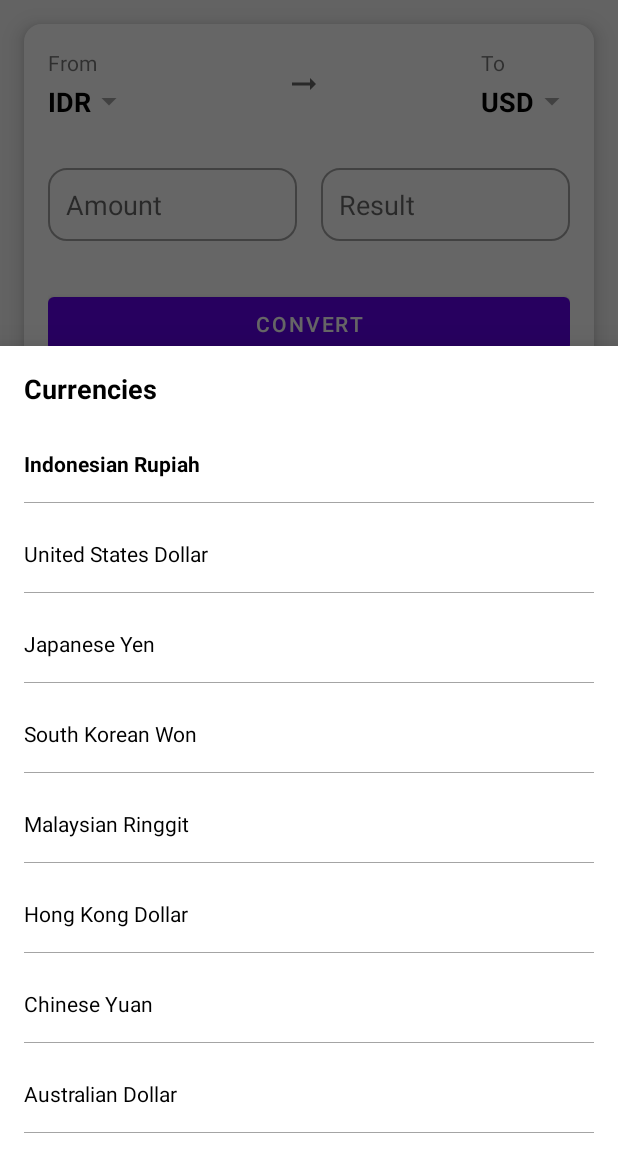
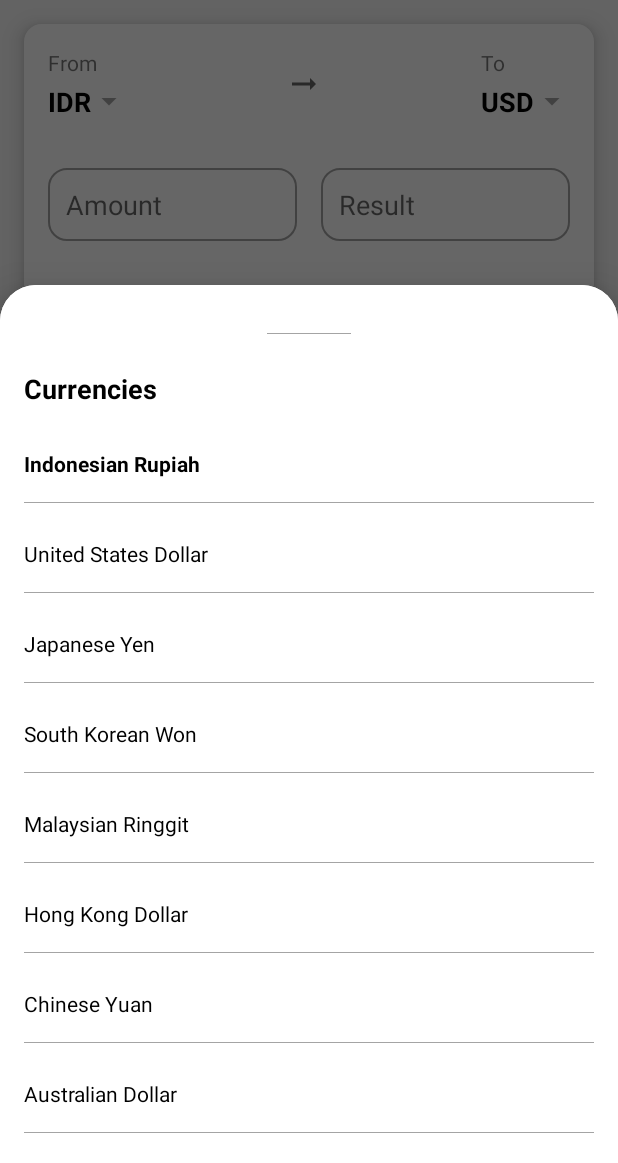
Before and after one commit to jonathandarwin/kotlin-currency, an Android app: the screen it shows after launch (MainActivity), after a tap on "IDR", on a phone screen of 412 x 824 dp, the part 73-1236 px from its top. Run offline under Robolectric (Android 15) with nearby library versions, the phone set to English and light mode, and no system bars; our stand-ins replace Dagger/Hilt's generated code, Room's generated code, data binding.

Commit message:
fixing bottom sheet styling

```diff
--- a/app/src/main/java/com/jonathandarwin/currency/base/BaseFragment.kt
+++ b/app/src/main/java/com/jonathandarwin/currency/base/BaseFragment.kt
@@ -13,6 +13,7 @@ import androidx.lifecycle.Observer
 import androidx.navigation.NavDirections
 import androidx.navigation.fragment.findNavController
 import com.google.android.material.bottomsheet.BottomSheetDialog
+import com.jonathandarwin.currency.R
 import com.jonathandarwin.currency.databinding.ErrorBottomSheetBinding
 import com.jonathandarwin.currency.databinding.LoadingBinding
 
@@ -59,7 +60,7 @@ abstract class BaseFragment<VM : BaseViewModel, Binding : ViewDataBinding> : Fra
         errorDialog.tvTitle.text = "Error"
         errorDialog.tvDescription.text = message
 
-        val dialog = BottomSheetDialog(requireContext())
+        val dialog = BottomSheetDialog(requireContext(), R.style.BottomSheetDialogTheme)
         dialog.setContentView(errorDialog.root)
         dialog.show()
     }
--- a/app/src/main/java/com/jonathandarwin/currency/base/dialog/ListBottomSheetDialog.kt
+++ b/app/src/main/java/com/jonathandarwin/currency/base/dialog/ListBottomSheetDialog.kt
@@ -4,6 +4,7 @@ import android.content.Context
 import android.view.LayoutInflater
 import androidx.recyclerview.widget.LinearLayoutManager
 import com.google.android.material.bottomsheet.BottomSheetDialog
+import com.jonathandarwin.currency.R
 import com.jonathandarwin.currency.databinding.ListBottomSheetBinding
 
 /**
@@ -47,7 +48,7 @@ class ListBottomSheetDialog {
         context?.let {
             listAdapter = ListBottomSheetAdapter()
 
-            val dialog  = BottomSheetDialog(it)
+            val dialog  = BottomSheetDialog(it, R.style.BottomSheetDialogTheme)
             val binding = ListBottomSheetBinding.inflate(LayoutInflater.from(it), null, false)
             binding.recyclerView.apply {
                 layoutManager = LinearLayoutManager(it)
--- a/app/src/main/res/layout/error_bottom_sheet.xml
+++ b/app/src/main/res/layout/error_bottom_sheet.xml
@@ -14,6 +14,16 @@
         android:padding="16dp"
         >
 
+        <View
+            android:id="@+id/divider"
+            style="@style/HorizontalDivider"
+            android:layout_width="56dp"
+            android:layout_marginTop="16dp"
+            app:layout_constraintLeft_toLeftOf="parent"
+            app:layout_constraintRight_toRightOf="parent"
+            app:layout_constraintTop_toTopOf="parent"
+            />
+
         <TextView
             android:id="@+id/tvTitle"
             android:layout_width="0dp"
@@ -22,9 +32,10 @@
             android:textStyle="bold"
             android:textColor="@color/black"
             android:textSize="18sp"
+            android:layout_marginTop="24dp"
             app:layout_constraintLeft_toLeftOf="parent"
             app:layout_constraintRight_toRightOf="parent"
-            app:layout_constraintTop_toTopOf="parent"
+            app:layout_constraintTop_toBottomOf="@id/divider"
             />
 
         <TextView
@@ -32,10 +43,12 @@
             android:layout_width="0dp"
             android:layout_height="wrap_content"
             android:layout_marginTop="16dp"
+            android:layout_marginBottom="16dp"
             tools:text="Please try again."
             app:layout_constraintLeft_toLeftOf="@id/tvTitle"
             app:layout_constraintRight_toRightOf="@id/tvTitle"
             app:layout_constraintTop_toBottomOf="@id/tvTitle"
+            app:layout_constraintBottom_toBottomOf="parent"
             />
 
     </androidx.constraintlayout.widget.ConstraintLayout>
--- a/app/src/main/res/layout/list_bottom_sheet.xml
+++ b/app/src/main/res/layout/list_bottom_sheet.xml
@@ -14,17 +14,28 @@
         android:padding="16dp"
         >
 
+        <View
+            android:id="@+id/divider"
+            style="@style/HorizontalDivider"
+            android:layout_width="56dp"
+            android:layout_marginTop="16dp"
+            app:layout_constraintLeft_toLeftOf="parent"
+            app:layout_constraintRight_toRightOf="parent"
+            app:layout_constraintTop_toTopOf="parent"
+            />
+
         <TextView
             android:id="@+id/tvTitle"
             android:layout_width="0dp"
             android:layout_height="wrap_content"
-            tools:text="Error"
+            tools:text="Title"
             android:textStyle="bold"
             android:textColor="@color/black"
             android:textSize="18sp"
+            android:layout_marginTop="24dp"
             app:layout_constraintLeft_toLeftOf="parent"
             app:layout_constraintRight_toRightOf="parent"
-            app:layout_constraintTop_toTopOf="parent"
+            app:layout_constraintTop_toBottomOf="@id/divider"
             />
 
         <androidx.recyclerview.widget.RecyclerView
@@ -32,6 +43,7 @@
             android:layout_width="0dp"
             android:layout_height="wrap_content"
             android:layout_marginTop="8dp"
+            android:overScrollMode="never"
             app:layout_constraintLeft_toLeftOf="@id/tvTitle"
             app:layout_constraintRight_toRightOf="@id/tvTitle"
             app:layout_constraintTop_toBottomOf="@id/tvTitle"
--- a/app/src/main/res/values-night/themes.xml
+++ b/app/src/main/res/values-night/themes.xml
@@ -13,4 +13,18 @@
         <item name="android:statusBarColor" tools:targetApi="l">?attr/colorPrimaryVariant</item>
         <!-- Customize your theme here. -->
     </style>
+
+    <style name="HorizontalDivider">
+        <item name="android:layout_height">1px</item>
+        <item name="android:layout_width">match_parent</item>
+        <item name="android:background">@color/divider</item>
+    </style>
+
+    <style name="BottomSheetDialogTheme" parent="Theme.MaterialComponents.Light.BottomSheetDialog">
+        <item name="bottomSheetStyle">@style/BottomSheetDialogStyle</item>
+    </style>
+
+    <style name="BottomSheetDialogStyle" parent="Widget.Design.BottomSheet.Modal">
+        <item name="android:background">@drawable/bg_bottom_sheet</item>
+    </style>
 </resources>
--- a/app/src/main/res/values/themes.xml
+++ b/app/src/main/res/values/themes.xml
@@ -19,4 +19,12 @@
         <item name="android:layout_width">match_parent</item>
         <item name="android:background">@color/divider</item>
     </style>
+
+    <style name="BottomSheetDialogTheme" parent="Theme.MaterialComponents.Light.BottomSheetDialog">
+        <item name="bottomSheetStyle">@style/BottomSheetDialogStyle</item>
+    </style>
+
+    <style name="BottomSheetDialogStyle" parent="Widget.Design.BottomSheet.Modal">
+        <item name="android:background">@drawable/bg_bottom_sheet</item>
+    </style>
 </resources>
```
